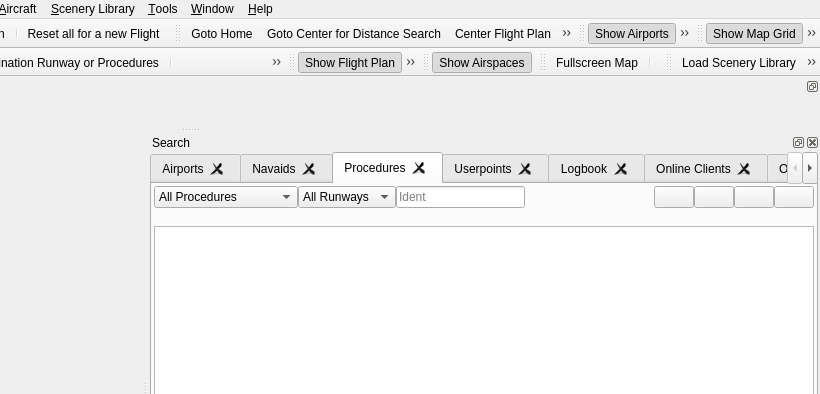
Qt form src/gui/mainwindow.ui (albar965/littlenavmap) before a commit; both pictures show x 441 to 1261 and y 0 to 394 of the 1261 by 882 pixel window.
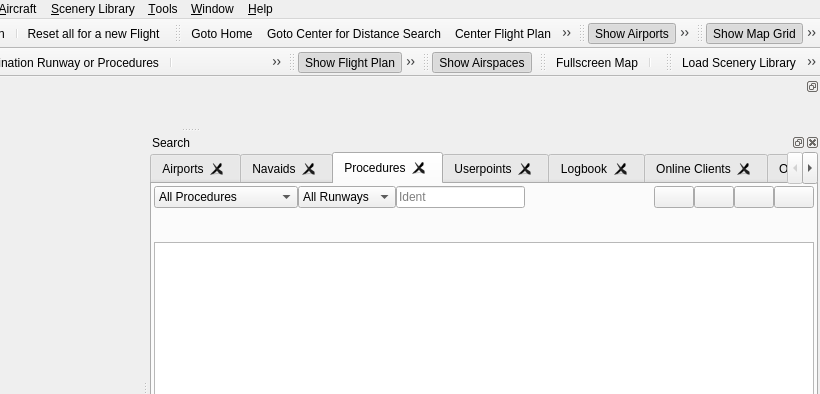
The same form after that commit. The open tabs and pages were chosen to show the change. Icons and pictures are not drawn.

Commit message: Fixed disable airport link in procedure search

The edit to the form file:
```diff
--- a/src/gui/mainwindow.ui
+++ b/src/gui/mainwindow.ui
@@ -2815,6 +2815,19 @@
            </property>
           </widget>
          </item>
+         <item>
+          <widget class="QLabel" name="labelProcedureSearchWarn">
+           <property name="text">
+            <string/>
+           </property>
+           <property name="wordWrap">
+            <bool>true</bool>
+           </property>
+           <property name="textInteractionFlags">
+            <set>Qt::LinksAccessibleByMouse|Qt::TextSelectableByMouse</set>
+           </property>
+          </widget>
+         </item>
          <item>
           <widget class="QTreeWidget" name="treeWidgetApproachSearch">
            <property name="sizePolicy">
```
The commit also changes 1 other file.
